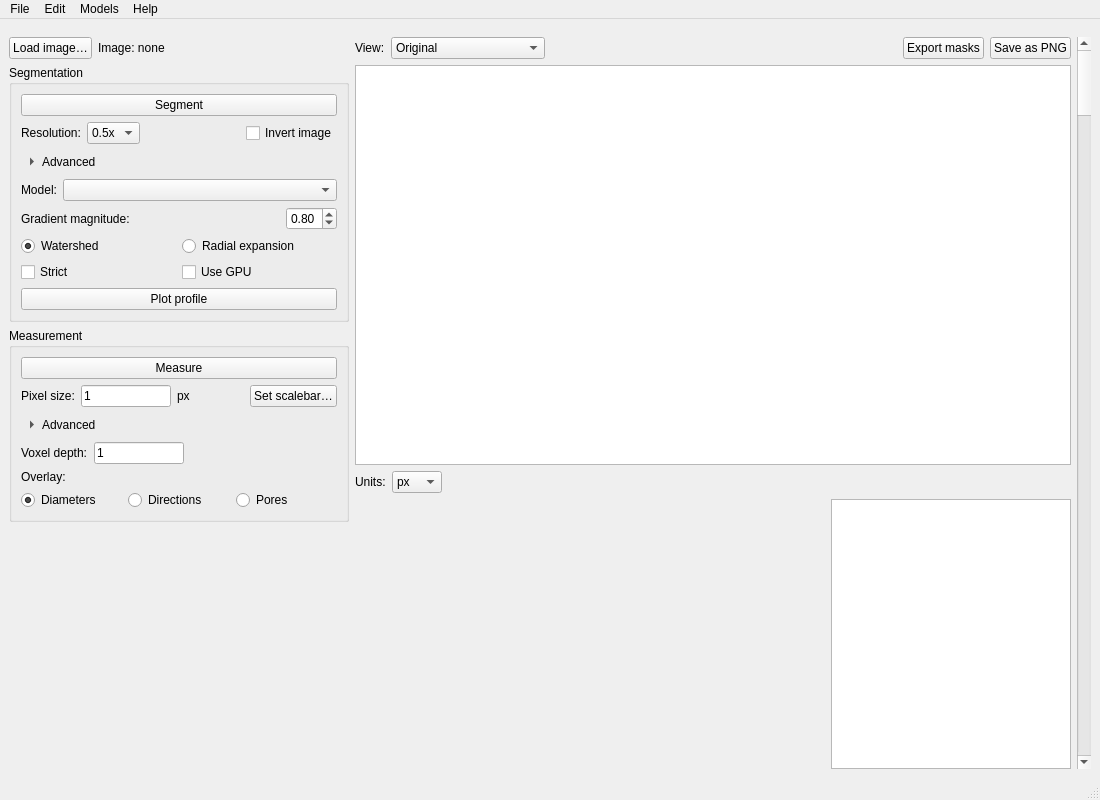
First picture: the form in resources/fiber_tool.ui, repository vikba/Fiberpose, before the edit.
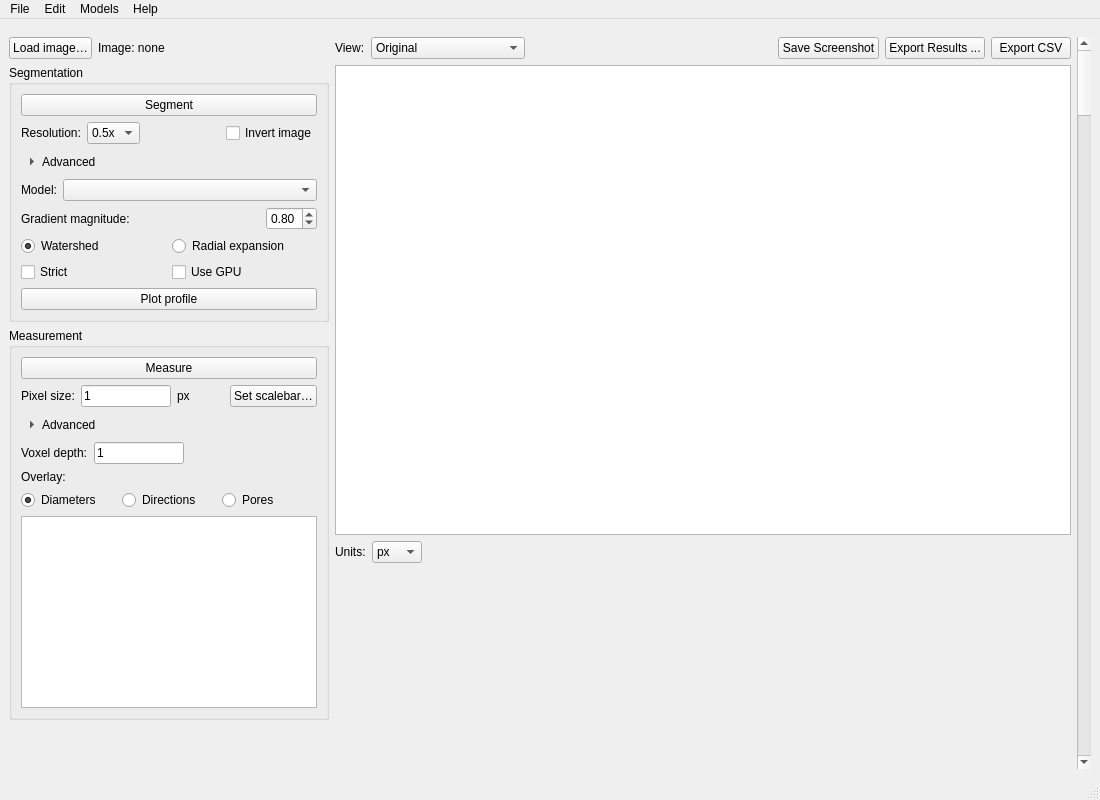
Second picture: the form after the edit. Custom widgets are drawn as their Qt base class.

Commit message: Changes layout and added buttons to the UI. Added file with more efficient ridge detector

Diff of the .ui file:
```diff
--- a/resources/fiber_tool.ui
+++ b/resources/fiber_tool.ui
@@ -20,15 +20,21 @@
     </property>
     <item>
      <widget class="QFrame" name="frame">
+      <property name="sizePolicy">
+       <sizepolicy hsizetype="Fixed" vsizetype="Preferred">
+        <horstretch>0</horstretch>
+        <verstretch>0</verstretch>
+       </sizepolicy>
+      </property>
       <property name="minimumSize">
        <size>
-        <width>300</width>
+        <width>320</width>
         <height>0</height>
        </size>
       </property>
       <property name="maximumSize">
        <size>
-        <width>340</width>
+        <width>320</width>
         <height>16777215</height>
        </size>
       </property>
@@ -463,6 +469,9 @@
             </layout>
            </widget>
           </item>
+          <item>
+           <widget class="QPlainTextEdit" name="text_edit2"/>
+          </item>
          </layout>
         </widget>
        </item>
@@ -483,7 +492,7 @@
      </widget>
     </item>
     <item>
-     <layout class="QVBoxLayout" name="verticalLayout_2">
+     <layout class="QVBoxLayout" name="verticalLayout_2" stretch="0,1,0">
       <item>
        <layout class="QHBoxLayout" name="viewRow">
         <item>
@@ -583,14 +592,21 @@
         <item>
          <widget class="QPushButton" name="btn_export_masks">
           <property name="text">
-           <string>Export masks</string>
+           <string>Save Screenshot</string>
           </property>
          </widget>
         </item>
         <item>
          <widget class="QPushButton" name="btn_save_png">
           <property name="text">
-           <string>Save as PNG</string>
+           <string>Export Results ...</string>
+          </property>
+         </widget>
+        </item>
+        <item>
+         <widget class="QPushButton" name="btn_export_csv">
+          <property name="text">
+           <string>Export CSV</string>
           </property>
          </widget>
         </item>
@@ -607,6 +623,21 @@
        </widget>
       </item>
       <item>
+       <widget class="QWidget" name="widget_plots" native="true">
+        <layout class="QVBoxLayout" name="plotsAreaLayout">
+         <property name="leftMargin">
+          <number>0</number>
+         </property>
+         <property name="topMargin">
+          <number>0</number>
+         </property>
+         <property name="rightMargin">
+          <number>0</number>
+         </property>
+         <property name="bottomMargin">
+          <number>0</number>
+         </property>
+         <item>
        <layout class="QHBoxLayout" name="unitsRow">
         <item>
          <widget class="QLabel" name="label_units">
@@ -693,26 +724,10 @@
           </property>
          </widget>
         </item>
-        <item>
-         <widget class="QPlainTextEdit" name="text_edit2">
-          <property name="minimumSize">
-           <size>
-            <width>0</width>
-            <height>200</height>
-           </size>
-          </property>
-          <property name="maximumSize">
-           <size>
-            <width>240</width>
-            <height>300</height>
-           </size>
-          </property>
-          <property name="readOnly">
-           <bool>true</bool>
-          </property>
-         </widget>
-        </item>
-       </layout>
+          </layout>
+         </item>
+        </layout>
+       </widget>
       </item>
      </layout>
     </item>
```
Left out of the diff: 38 changed lines with no effect on the pictures. Lines whose indentation alone changed are shown as unchanged. The commit also changes 3 other files.
